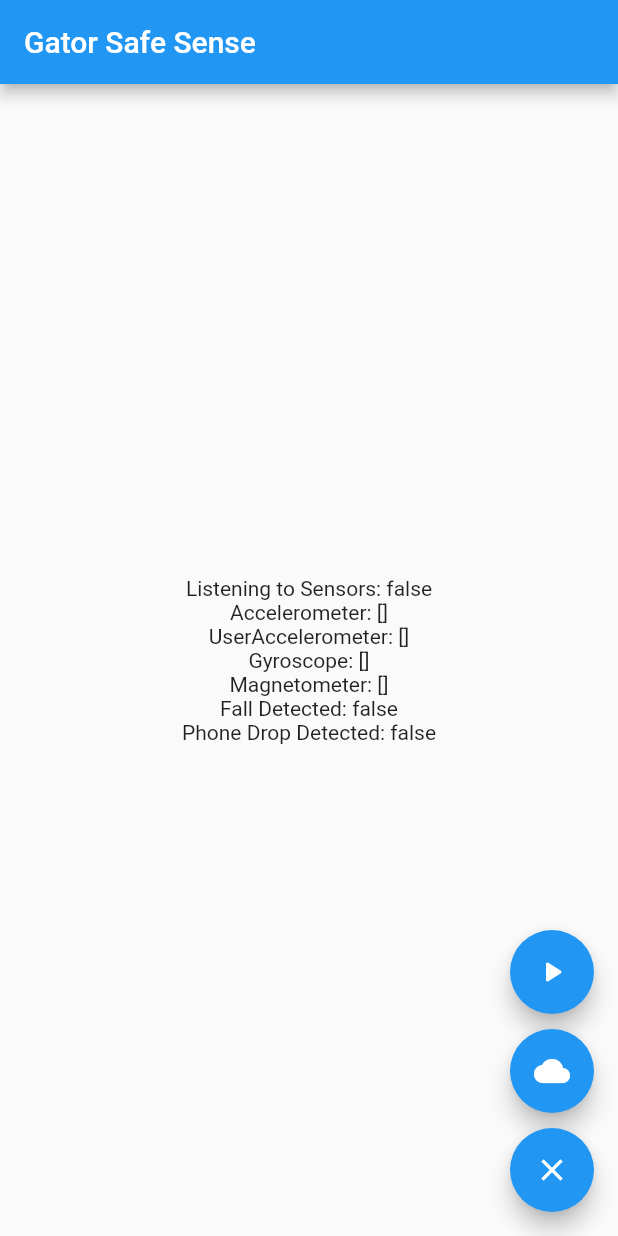
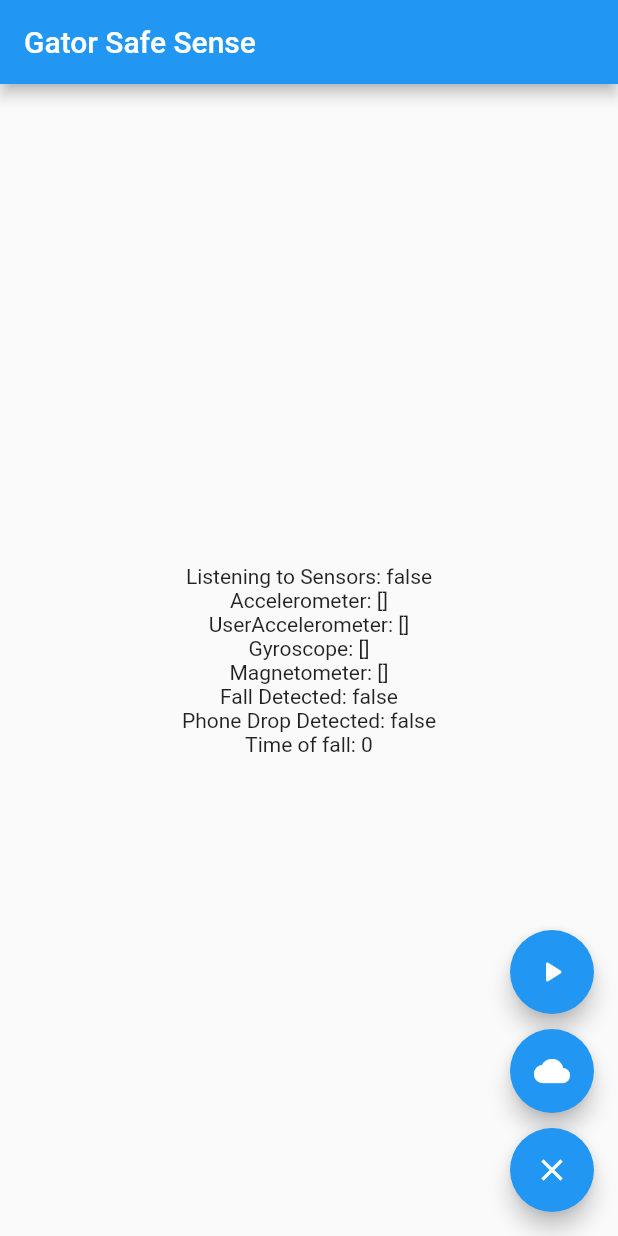
Before and after one commit to Rascyon/flutter_gatorback, a Flutter app: the screen it shows after launch, after a tap on the "clear" icon, on a phone screen of 412 x 824 dp. Run offline on Flutter 3.47's test engine with Material 2 defaults, Android fonts, the phone set to English and light mode, and no system bars; our stand-ins replace audioplayers, firebase_core, firebase_database, sensors_plus; accounts and stored records are empty.

```diff
--- a/lib/main.dart
+++ b/lib/main.dart
@@ -4,6 +4,7 @@ import 'package:flutter/material.dart';
 import 'package:sensors_plus/sensors_plus.dart';
 import 'package:firebase_core/firebase_core.dart';
 import 'package:firebase_database/firebase_database.dart';
+import 'package:audioplayers/audioplayers.dart';
 
 Future<void> main() async {
   WidgetsFlutterBinding.ensureInitialized();
@@ -82,6 +83,10 @@ class _MyHomePageState extends State<MyHomePage> {
   List<double> _GCList = [];
   bool _fallDetected = false;
   bool _phoneDropDetected = false;
+  int _time = 0;
+
+  //Audio
+  late final AudioCache _audioCache;
 
   //Timer to store a sensor reading every 200 milliseconds
   Timer? _timer;
@@ -156,6 +161,11 @@ class _MyHomePageState extends State<MyHomePage> {
         }
       }),
     );
+
+    _audioCache = AudioCache(
+      prefix: 'assets/audio/',
+      fixedPlayer: AudioPlayer()..setReleaseMode(ReleaseMode.STOP),
+    );
   }
 
   void _setListenSensor() {
@@ -197,6 +207,7 @@ class _MyHomePageState extends State<MyHomePage> {
 
       _fallDetected = false;
       _phoneDropDetected = false;
+      _time = 0;
     });
   }
 
@@ -205,6 +216,7 @@ class _MyHomePageState extends State<MyHomePage> {
       _fallDetected = true;
       _listenSensor = false;
     });
+    _audioCache.play('alarm.mp3', volume: 1);
   }
 
   bool detectPhoneDrop(int timeCheck) {
@@ -300,6 +312,7 @@ class _MyHomePageState extends State<MyHomePage> {
             Text('Magnetometer: $magnetometer'),
             Text('Fall Detected: ${_fallDetected.toString()}'),
             Text('Phone Drop Detected: ${_phoneDropDetected.toString()}'),
+            Text("Time of fall: ${_time}"),
           ],
         ),
       ),
--- a/pubspec.yaml
+++ b/pubspec.yaml
@@ -37,6 +37,7 @@ dependencies:
   sensors_plus: ^1.3.1
   firebase_core: ^1.14.1
   firebase_database: ^9.0.11
+  audioplayers: ^0.20.1
 
 dev_dependencies:
   flutter_test:
```
Also changed, not shown: pubspec.lock, 2 other files.
